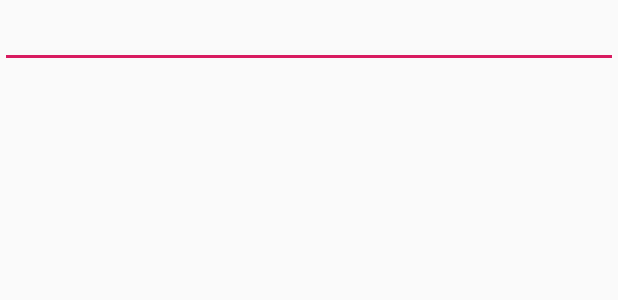
After one commit to Zeristine/HCI_Project, an Android app: the layout activity_search_result.xml on its own in the app's theme, with its tools: preview values and no code run, on a phone screen of 412 x 824 dp. The commit adds this screen. Shown: the top 300 px of the screen. Run offline under Robolectric (Android 15) with nearby library versions, the phone set to English and light mode, and no system bars.

Commit message:
auto complete text view on click event basically done

```diff
--- a/HCI_Project/app/src/main/AndroidManifest.xml
+++ b/HCI_Project/app/src/main/AndroidManifest.xml
@@ -9,7 +9,8 @@
         android:roundIcon="@mipmap/ic_launcher_round"
         android:supportsRtl="true"
         android:theme="@style/AppTheme">
-        <activity android:name=".NavigationActivity"></activity>
+        <activity android:name=".SearchResultActivity"></activity>
+        <activity android:name=".NavigationActivity" />
         <activity android:name=".PickIngridientActivity" />
         <activity android:name=".FavoriteActivity" />
         <activity android:name=".MainActivity">
--- /dev/null
+++ b/HCI_Project/app/src/main/res/layout/activity_search_result.xml
@@ -0,0 +1,14 @@
+<?xml version="1.0" encoding="utf-8"?>
+<LinearLayout xmlns:android="http://schemas.android.com/apk/res/android"
+    xmlns:app="http://schemas.android.com/apk/res-auto"
+    xmlns:tools="http://schemas.android.com/tools"
+    android:layout_width="match_parent"
+    android:layout_height="match_parent"
+    tools:context=".SearchResultActivity">
+
+    <EditText
+        android:id="@+id/edtTest"
+        android:layout_width="match_parent"
+        android:layout_height="wrap_content" />
+
+</LinearLayout>
```
Also changed, not shown: HCI_Project/app/src/main/java/day01/huy/hci_project/PickIngridientActivity.java (+46 -6 lines), HCI_Project/app/src/main/java/day01/huy/hci_project/SearchResultActivity.java (added, +23 -0 lines), HCI_Project/app/src/main/java/day01/huy/hci_project/custom/TextAdapter.java (+34 -5 lines).
